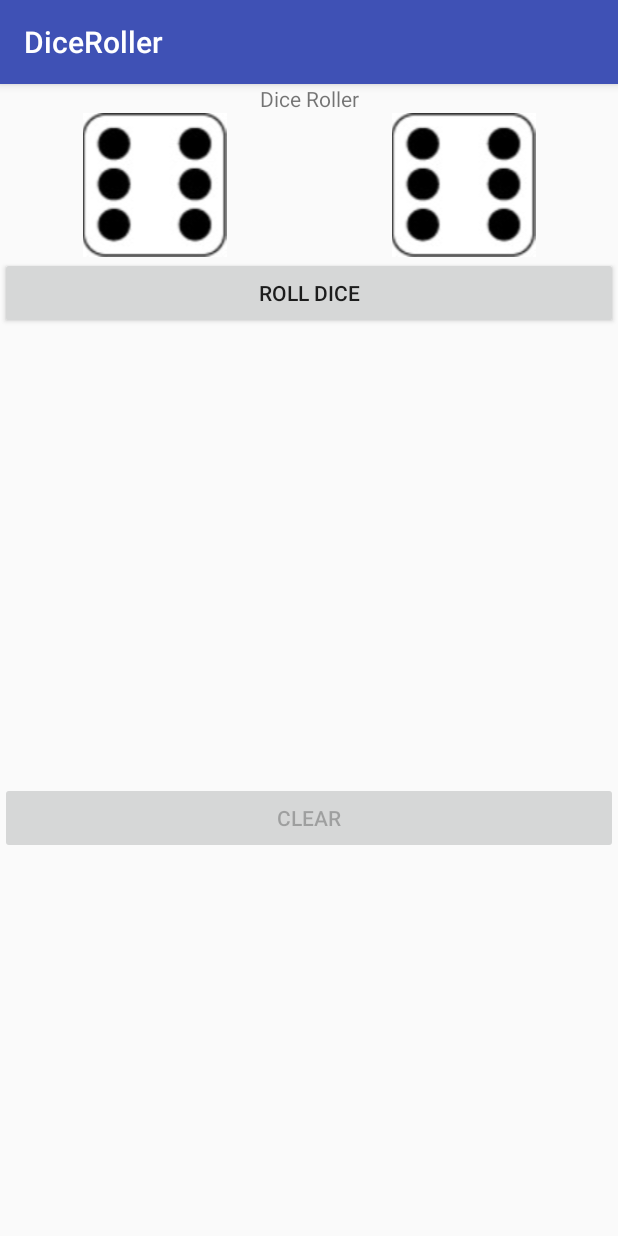
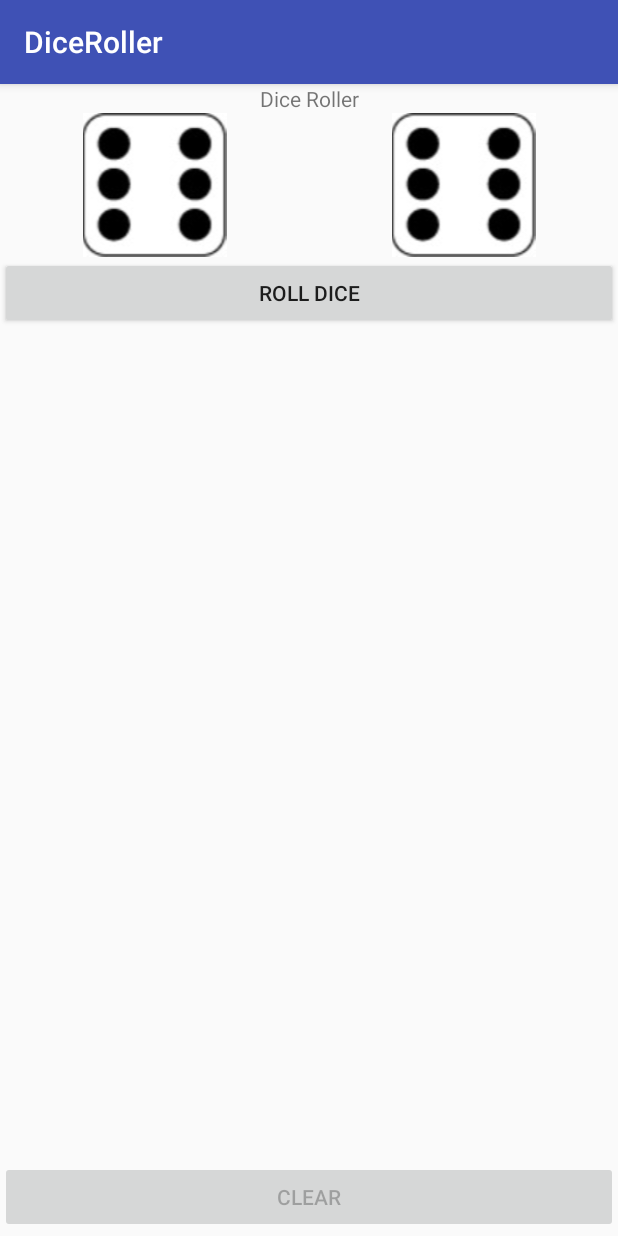
Before and after one commit to Kristoffermc/DiceRoller, an Android app: the screen it shows after launch (MainActivity), on a phone screen of 412 x 824 dp. Run offline under Robolectric (Android 15) with nearby library versions, the phone set to English and light mode, and no system bars.

Commit message:
Added scroll view and aligned clear button

```diff
--- a/app/src/main/java/com/example/kristoffer/diceroller/MainActivity.java
+++ b/app/src/main/java/com/example/kristoffer/diceroller/MainActivity.java
@@ -107,14 +107,14 @@ public class MainActivity extends AppCompatActivity {
         TextView tView = new TextView(this);
         tView.setText("Roll " + numRolls + ": " + roll1 + " + " + roll2 + " Sum: " + sum);
         listHistory.addView(tView);
-
+/*
         // Clears the history if it exceeds the screen (For my phone - Will be refactored later to fit all screens)
         if(numRolls>16)
         {
             clickClear();
             clickRoll();
         }
-
+*/
         // Vibrates the device
         Vibrator vibrate = (Vibrator) getSystemService(Context.VIBRATOR_SERVICE);
         vibrate.vibrate(500);
--- a/app/src/main/res/layout/activity_main.xml
+++ b/app/src/main/res/layout/activity_main.xml
@@ -5,6 +5,7 @@
     android:layout_width="match_parent"
     android:layout_height="match_parent"
     android:orientation="vertical"
+    android:layout_marginBottom="0dp"
     tools:context="com.example.kristoffer.diceroller.MainActivity">
 
     <TextView
@@ -40,19 +41,23 @@
         android:layout_height="wrap_content"
         android:text="ROLL DICE" />
 
+    <ScrollView android:layout_weight="1"
+        android:layout_width="fill_parent"
+        android:layout_height="wrap_content">
+
     <LinearLayout
         android:id="@+id/listHistory"
         android:layout_width="match_parent"
         android:layout_height="302dp"
-        android:orientation="vertical">
-    </LinearLayout>
+        android:orientation="vertical"></LinearLayout>
+
+    </ScrollView>
 
     <Button
         android:id="@+id/btnClear"
         android:layout_width="fill_parent"
         android:layout_height="wrap_content"
-        android:text="CLEAR"
-        android:layout_marginBottom="5dp"
-        />
+        android:layout_marginBottom="2dp"
+        android:text="CLEAR" />
 
 </LinearLayout>
```
